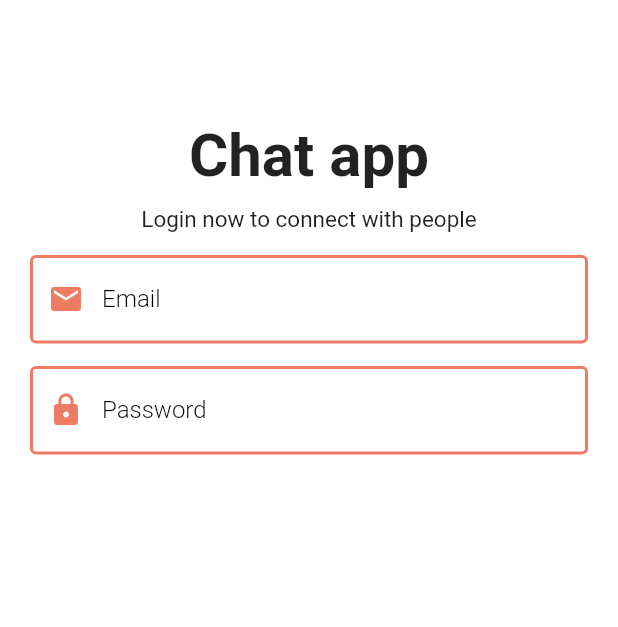
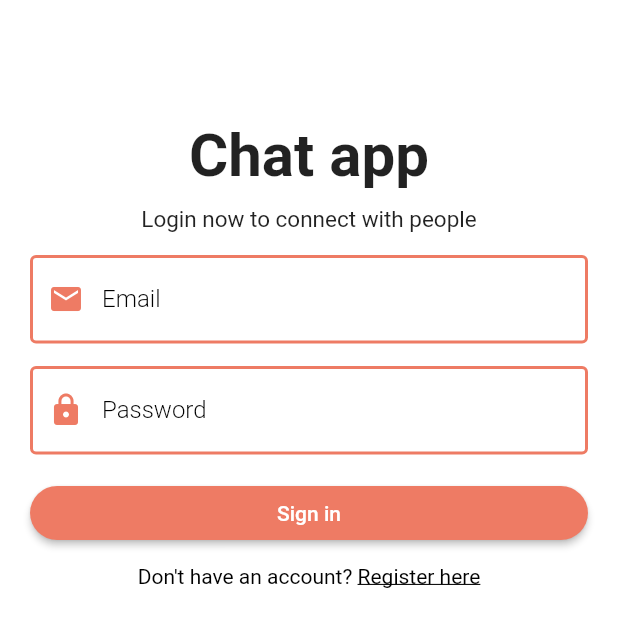
Before and after one commit to Badhon100/chatapp_firebase, a Flutter app: the screen it shows after launch, on a phone screen of 412 x 824 dp. Shown: the top 627 px of the screen. Run offline on Flutter 3.47's test engine with Material 2 defaults, Android fonts, the phone set to English and light mode, and no system bars; our stand-ins replace firebase_core, shared_preferences; accounts and stored records are empty.

Commit message:
login page designed with button and navigate to register page

```diff
--- a/lib/pages/auth/login_page.dart
+++ b/lib/pages/auth/login_page.dart
@@ -1,5 +1,7 @@
+import 'package:chatapp_firebase/pages/auth/register_page.dart';
 import 'package:chatapp_firebase/shared/constant.dart';
 import 'package:chatapp_firebase/widgets/widgets.dart';
+import 'package:flutter/gestures.dart';
 import 'package:flutter/material.dart';
 import 'package:flutter/src/widgets/container.dart';
 import 'package:flutter/src/widgets/framework.dart';
@@ -87,7 +89,43 @@ class _LoginPageState extends State<LoginPage> {
                   });
                 },
               ),
-
+              const SizedBox(
+                height: 15,
+              ),
+              SizedBox(
+                width: double.infinity,
+                child: ElevatedButton(
+                  style: ElevatedButton.styleFrom(
+                    backgroundColor: Theme.of(context).primaryColor,
+                    shape: RoundedRectangleBorder(
+                      borderRadius: BorderRadius.circular(30)
+                    )
+                  ),
+                  onPressed: (){},
+                  child: const Text("Sign in")
+                ),
+              ),
+              const SizedBox(
+                height: 10,
+              ),
+              Text.rich(
+                TextSpan(
+                  text: "Don't have an account? ",
+                  style: const TextStyle(color: Colors.black, fontSize: 14),
+                  children: <TextSpan>[
+                    TextSpan(
+                      text: "Register here",
+                      style: const TextStyle(
+                        color: Colors.black,
+                        decoration: TextDecoration.underline
+                      ),
+                      recognizer: TapGestureRecognizer()..onTap = (){
+                        nextScreen(context, const RegisterPage());
+                      }
+                    )
+                  ]
+                )
+              )
               ],
             ),
           ),
--- a/lib/widgets/widgets.dart
+++ b/lib/widgets/widgets.dart
@@ -12,3 +12,11 @@ const textInputDecoration = InputDecoration(
     borderSide: BorderSide(color: Color(0xFFee7b64), width: 2)
   )
 );
+
+void nextScreen(context, page){
+  Navigator.push(context, MaterialPageRoute(builder: (context) => page));
+}
+
+void nextScreenReplace(context, page){
+  Navigator.pushReplacement(context, MaterialPageRoute(builder: (context) => page));
+}
```
